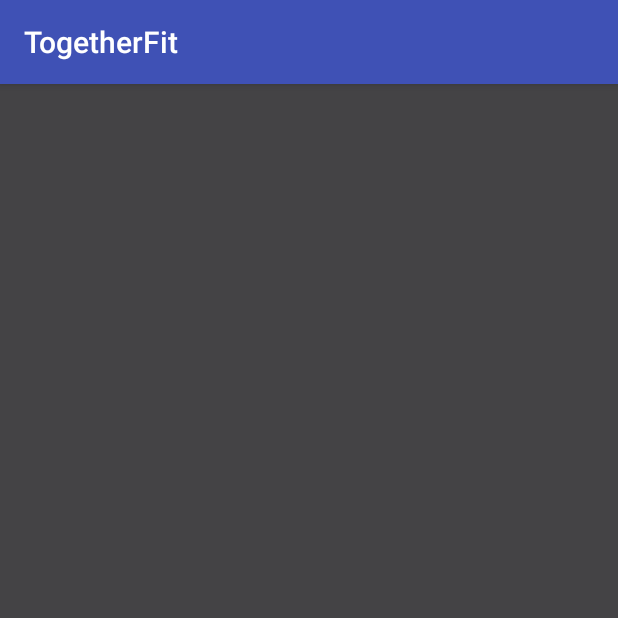
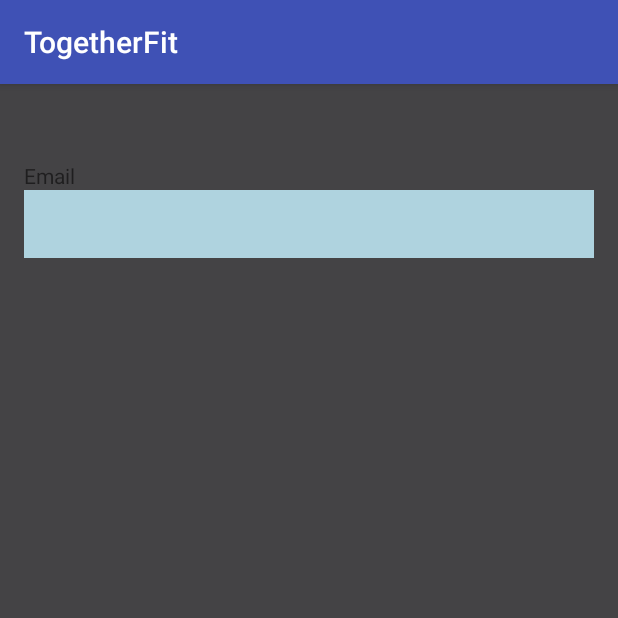
Before and after one commit to justinLujan716/TogetherFit, an Android app: the StudentRegistration screen opened directly, with no data from a screen before it, on a phone screen of 412 x 824 dp, the top half of it. Run offline under Robolectric (Android 15) with nearby library versions, the phone set to English and light mode, and no system bars.

Commit message:
“Comment”

```diff
--- a/app/src/main/java/com/example/heem/togetherfit/StudentLogin.java
+++ b/app/src/main/java/com/example/heem/togetherfit/StudentLogin.java
@@ -1,11 +1,13 @@
 package com.example.heem.togetherfit;
 
+import android.content.Intent;
 import android.graphics.Color;
 import android.graphics.PorterDuff;
 import android.graphics.drawable.Drawable;
 import android.support.design.widget.TextInputEditText;
 import android.support.v7.app.AppCompatActivity;
 import android.os.Bundle;
+import android.view.View;
 import android.widget.Button;
 import android.widget.EditText;
 import android.widget.TextView;
@@ -16,8 +18,7 @@ public class StudentLogin extends AppCompatActivity {
     protected void onCreate(Bundle savedInstanceState) {
         super.onCreate(savedInstanceState);
         setContentView(R.layout.activity_student_login);
-
-        //Changes the color
+        //Changes the color (Control the style)
         TextView welcome = (TextView) findViewById(R.id.welcomeStudent);
         welcome.setTextColor(Color.parseColor("lightGray"));
         EditText studentUserName = (EditText) findViewById(R.id.userNameStudent);
@@ -26,6 +27,15 @@ public class StudentLogin extends AppCompatActivity {
         studentPass.setBackgroundColor(Color.parseColor("#AFD3DF"));
         TextView registerLinkStudent = (TextView) findViewById(R.id.registerLinkStudent);
         registerLinkStudent.setTextColor(Color.parseColor("#AFD3DF"));
+        //Make the registration word clickable and redirect the user to registration page
+        registerLinkStudent.setOnClickListener(new View.OnClickListener() {
+            @Override
+            public void onClick(View v) {
+                Intent intent = new Intent(StudentLogin.this, StudentRegistration.class);
+                //start the activity
+                startActivity(intent);
+            }
+        });
 
 
     }
--- a/app/src/main/java/com/example/heem/togetherfit/StudentRegistration.java
+++ b/app/src/main/java/com/example/heem/togetherfit/StudentRegistration.java
@@ -1,13 +1,32 @@
 package com.example.heem.togetherfit;
 
+import android.graphics.Color;
 import android.support.v7.app.AppCompatActivity;
 import android.os.Bundle;
+import android.widget.Button;
+import android.widget.EditText;
+import android.widget.Spinner;
 
 public class StudentRegistration extends AppCompatActivity {
 
-    @Override
-    protected void onCreate(Bundle savedInstanceState) {
-        super.onCreate(savedInstanceState);
-        setContentView(R.layout.activity_student_reigsteration);
+        // Variable Declaration should be in onCreate()
+        private Button mSubmit;
+        private Button mCancel;
+
+        private EditText tFname;
+        private EditText tLname;
+        private EditText tUsername;
+        private EditText tPassword;
+        private EditText tEmail;
+        private Spinner tGender;
+        private String tDoB;
+
+        @Override
+        protected void onCreate(Bundle savedInstanceState) {
+            super.onCreate(savedInstanceState);
+            setContentView(R.layout.activity_trainer_registration);
+            EditText trainerUser = (EditText) findViewById(R.id.userEmailTrainer2);
+            trainerUser.setBackgroundColor(Color.parseColor("#AFD3DF"));
+
+        }
     }
-}
--- a/app/src/main/java/com/example/heem/togetherfit/TrainerLogin.java
+++ b/app/src/main/java/com/example/heem/togetherfit/TrainerLogin.java
@@ -1,8 +1,10 @@
 package com.example.heem.togetherfit;
 
+import android.content.Intent;
 import android.graphics.Color;
 import android.support.v7.app.AppCompatActivity;
 import android.os.Bundle;
+import android.view.View;
 import android.widget.EditText;
 import android.widget.TextView;
 
@@ -13,7 +15,7 @@ public class TrainerLogin extends AppCompatActivity {
         super.onCreate(savedInstanceState);
         setContentView(R.layout.activity_trainer_login);
 
-        //Changes the color
+        //To change the color only
         TextView welcome = (TextView) findViewById(R.id.welcomeTrainer);
         welcome.setTextColor(Color.parseColor("lightGray"));
         EditText trainerUserName = (EditText) findViewById(R.id.userNameTrainer);
@@ -22,5 +24,14 @@ public class TrainerLogin extends AppCompatActivity {
         trainerPass.setBackgroundColor(Color.parseColor("#AFD3DF"));
         TextView registerLinkTrainer = (TextView) findViewById(R.id.registerLinkTrainer);
         registerLinkTrainer.setTextColor(Color.parseColor("#AFD3DF"));
+        //Make the registration word clickable and redirect the user to registration page
+        registerLinkTrainer.setOnClickListener(new View.OnClickListener() {
+            @Override
+            public void onClick(View v) {
+                Intent intent = new Intent(TrainerLogin.this, TrainerRegistration.class);
+                //start the activity
+                startActivity(intent);
+            }
+        });
     }
 }
--- a/app/src/main/res/layout/activity_student_login.xml
+++ b/app/src/main/res/layout/activity_student_login.xml
@@ -23,7 +23,7 @@
         android:layout_alignParentEnd="true"
         android:layout_alignParentLeft="true"
         android:layout_alignParentStart="true"
-        android:hint=" Your password" />
+        android:hint="Password" />
 
     <Button
         android:text="LOGIN"
@@ -68,7 +68,7 @@
         android:ems="10"
         android:id="@+id/userNameStudent"
         android:layout_marginTop="30dp"
-        android:hint=" Your Email"
+        android:hint="Email"
         android:layout_below="@+id/welcomeStudent"
         android:layout_alignParentLeft="true"
         android:layout_alignParentStart="true"
--- a/app/src/main/res/layout/activity_trainer_login.xml
+++ b/app/src/main/res/layout/activity_trainer_login.xml
@@ -44,7 +44,7 @@
         android:ems="10"
         android:id="@+id/userNameTrainer"
         android:layout_marginTop="23dp"
-        android:hint=" Your Email"
+        android:hint="Email"
         android:layout_below="@+id/welcomeTrainer"
         android:layout_alignParentLeft="true"
         android:layout_alignParentStart="true"
--- a/app/src/main/res/layout/activity_trainer_registration.xml
+++ b/app/src/main/res/layout/activity_trainer_registration.xml
@@ -11,4 +11,27 @@
     android:paddingTop="@dimen/activity_vertical_margin"
     tools:context="com.example.heem.togetherfit.TrainerRegistration">
 
+    <TextView
+        android:text="Email"
+        android:layout_width="wrap_content"
+        android:layout_height="wrap_content"
+        android:layout_alignParentTop="true"
+        android:layout_marginTop="35dp"
+        android:id="@+id/userEmailTrainerReg"
+        android:layout_alignParentLeft="true"
+        android:layout_alignParentStart="true" />
+
+    <EditText
+        android:layout_width="wrap_content"
+        android:layout_height="wrap_content"
+        android:inputType="textEmailAddress"
+        android:ems="10"
+        android:id="@+id/userEmailTrainer2"
+        android:layout_below="@+id/userEmailTrainerReg"
+        android:layout_alignParentLeft="true"
+        android:layout_alignParentStart="true"
+        android:layout_alignParentRight="true"
+        android:layout_alignParentEnd="true"
+        android:lines="1"
+        />
 </RelativeLayout>
```
Also changed, not shown: 3 other files.
